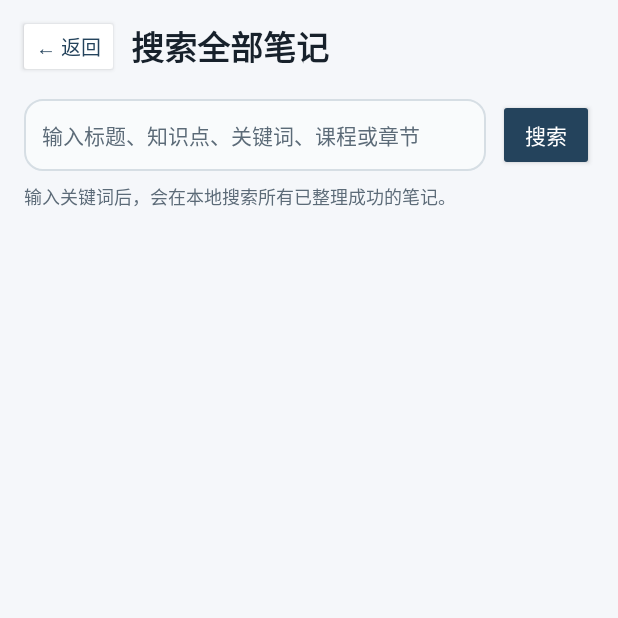
After one commit to yukailong147/NoteMind, an Android app: the NoteSearchActivity screen opened directly, with no data from a screen before it, on a phone screen of 412 x 824 dp, the top half of it. The commit adds this screen. Run offline under Robolectric (Android 15) with nearby library versions, the phone set to English and light mode, and no system bars.

Commit message:
feat: add global note search and related counts

```diff
--- a/app/build.gradle.kts
+++ b/app/build.gradle.kts
@@ -27,8 +27,8 @@ android {
         applicationId = "com.team.classroomnotes"
         minSdk = 24
         targetSdk = 37
-        versionCode = 8
-        versionName = "0.8.0"
+        versionCode = 9
+        versionName = "0.9.0"
 
         buildConfigField(
             "String",
@@ -68,4 +68,5 @@ dependencies {
     implementation("androidx.activity:activity-ktx:1.13.0")
     implementation("androidx.customview:customview:1.1.0")
     implementation("androidx.drawerlayout:drawerlayout:1.1.1")
+    testImplementation("junit:junit:4.13.2")
 }
--- a/app/src/main/AndroidManifest.xml
+++ b/app/src/main/AndroidManifest.xml
@@ -29,6 +29,11 @@
             android:exported="false" />
 
         <activity
+            android:name=".NoteSearchActivity"
+            android:exported="false"
+            android:windowSoftInputMode="adjustResize" />
+
+        <activity
             android:name=".MainActivity"
             android:exported="true"
             android:windowSoftInputMode="adjustResize">
--- a/app/src/main/java/com/team/classroomnotes/MainActivity.kt
+++ b/app/src/main/java/com/team/classroomnotes/MainActivity.kt
@@ -2,6 +2,7 @@ package com.team.classroomnotes
 
 import android.app.Activity
 import android.content.ActivityNotFoundException
+import android.content.Intent
 import android.graphics.Bitmap
 import android.graphics.Canvas
 import android.graphics.Color
@@ -41,6 +42,7 @@ class MainActivity : AppCompatActivity() {
     private lateinit var sampleButton: Button
     private lateinit var statusText: TextView
     private lateinit var noteCountText: TextView
+    private lateinit var searchNotesButton: Button
     private lateinit var emptyStateText: TextView
     private lateinit var notesContainer: LinearLayout
     private lateinit var undoBar: LinearLayout
@@ -87,6 +89,7 @@ class MainActivity : AppCompatActivity() {
         sampleButton = findViewById(R.id.sampleButton)
         statusText = findViewById(R.id.statusText)
         noteCountText = findViewById(R.id.noteCountText)
+        searchNotesButton = findViewById(R.id.searchNotesButton)
         emptyStateText = findViewById(R.id.emptyStateText)
         notesContainer = findViewById(R.id.notesContainer)
         undoBar = findViewById(R.id.undoBar)
@@ -101,6 +104,9 @@ class MainActivity : AppCompatActivity() {
             )
         }
         sampleButton.setOnClickListener { createSampleCapture() }
+        searchNotesButton.setOnClickListener {
+            startActivity(Intent(this, NoteSearchActivity::class.java))
+        }
         undoButton.setOnClickListener { undoDelete() }
 
         renderNotes()
--- /dev/null
+++ b/app/src/main/java/com/team/classroomnotes/NoteSearchActivity.kt
@@ -0,0 +1,99 @@
+package com.team.classroomnotes
+
+import android.os.Bundle
+import android.view.LayoutInflater
+import android.view.View
+import android.view.inputmethod.EditorInfo
+import android.widget.Button
+import android.widget.EditText
+import android.widget.LinearLayout
+import android.widget.TextView
+import androidx.appcompat.app.AppCompatActivity
+import com.team.classroomnotes.data.NoteSearchEngine
+import com.team.classroomnotes.data.NoteStore
+import com.team.classroomnotes.data.SearchField
+import com.team.classroomnotes.ui.bindStatus
+import java.text.SimpleDateFormat
+import java.util.Date
+import java.util.Locale
+
+class NoteSearchActivity : AppCompatActivity() {
+    private lateinit var store: NoteStore
+    private lateinit var input: EditText
+    private lateinit var statusText: TextView
+    private lateinit var resultsContainer: LinearLayout
+
+    override fun onCreate(savedInstanceState: Bundle?) {
+        super.onCreate(savedInstanceState)
+        setContentView(R.layout.activity_note_search)
+
+        store = NoteStore(this)
+        input = findViewById(R.id.searchInput)
+        statusText = findViewById(R.id.searchStatusText)
+        resultsContainer = findViewById(R.id.searchResultsContainer)
+
+        findViewById<Button>(R.id.searchBackButton).setOnClickListener { finish() }
+        findViewById<Button>(R.id.searchButton).setOnClickListener { performSearch() }
+        input.setOnEditorActionListener { _, actionId, _ ->
+            if (actionId == EditorInfo.IME_ACTION_SEARCH) {
+                performSearch()
+                true
+            } else {
+                false
+            }
+        }
+    }
+
+    private fun performSearch() {
+        val query = input.text.toString().trim()
+        resultsContainer.removeAllViews()
+
+        if (query.isEmpty()) {
+            statusText.text = getString(R.string.search_start_hint)
+            return
+        }
+
+        val matches = NoteSearchEngine.search(query, store.loadAll())
+        if (matches.isEmpty()) {
+            statusText.text = getString(R.string.search_no_results)
+            return
+        }
+
+        statusText.text = getString(R.string.search_count, matches.size)
+        val inflater = LayoutInflater.from(this)
+        matches.forEach { match ->
+            val view = inflater.inflate(R.layout.item_note, resultsContainer, false)
+            view.findViewById<TextView>(R.id.noteCourseText).text = match.note.courseName
+            view.findViewById<TextView>(R.id.noteTitleText).text = match.note.title
+            view.findViewById<TextView>(R.id.noteMetaText).text = getString(
+                R.string.search_match_fields,
+                match.matchedFields.joinToString("、", transform = ::fieldLabel)
+            )
+            view.findViewById<TextView>(R.id.noteDateText).text =
+                SimpleDateFormat("MM 月 dd 日", Locale.CHINA)
+                    .format(Date(match.note.createdAt))
+            view.findViewById<TextView>(R.id.statusBadgeText).apply {
+                visibility = View.VISIBLE
+                bindStatus(match.note.status, match.note.isMock)
+            }
+            view.setOnClickListener {
+                startActivity(NoteDetailActivity.createIntent(this, match.note.id))
+            }
+            resultsContainer.addView(view)
+        }
+    }
+
+    private fun fieldLabel(field: SearchField): String {
+        val stringId = when (field) {
+            SearchField.TITLE -> R.string.field_title
+            SearchField.KEYWORDS -> R.string.field_keywords
+            SearchField.KEY_POINTS -> R.string.field_key_points
+            SearchField.QUESTIONS -> R.string.field_questions
+            SearchField.CHAPTER -> R.string.field_chapter
+            SearchField.COURSE -> R.string.field_course
+            SearchField.BOOK -> R.string.field_book
+            SearchField.SUMMARY -> R.string.field_summary
+        }
+        return getString(stringId)
+    }
+}
--- /dev/null
+++ b/app/src/main/res/layout/activity_note_search.xml
@@ -0,0 +1,109 @@
+<?xml version="1.0" encoding="utf-8"?>
+<LinearLayout xmlns:android="http://schemas.android.com/apk/res/android"
+    android:layout_width="match_parent"
+    android:layout_height="match_parent"
+    android:background="@color/screen_bg"
+    android:fitsSystemWindows="true"
+    android:orientation="vertical">
+
+    <LinearLayout
+        android:layout_width="match_parent"
+        android:layout_height="wrap_content"
+        android:gravity="center_vertical"
+        android:orientation="horizontal"
+        android:paddingStart="12dp"
+        android:paddingTop="10dp"
+        android:paddingEnd="16dp"
+        android:paddingBottom="6dp">
+
+        <Button
+            android:id="@+id/searchBackButton"
+            android:layout_width="wrap_content"
+            android:layout_height="42dp"
+            android:backgroundTint="@color/surface"
+            android:minWidth="56dp"
+            android:text="@string/back"
+            android:textAllCaps="false"
+            android:textColor="@color/navy"
+            android:textSize="13sp" />
+
+        <TextView
+            android:layout_width="0dp"
+            android:layout_height="wrap_content"
+            android:layout_marginStart="8dp"
+            android:layout_weight="1"
+            android:text="@string/search_page_title"
+            android:textColor="@color/text_primary"
+            android:textSize="22sp"
+            android:textStyle="bold" />
+    </LinearLayout>
+
+    <LinearLayout
+        android:layout_width="match_parent"
+        android:layout_height="wrap_content"
+        android:layout_marginStart="16dp"
+        android:layout_marginTop="8dp"
+        android:layout_marginEnd="16dp"
+        android:gravity="center_vertical"
+        android:orientation="horizontal">
+
+        <EditText
+            android:id="@+id/searchInput"
+            android:layout_width="0dp"
+            android:layout_height="48dp"
+            android:layout_weight="1"
+            android:background="@drawable/bg_input"
+            android:hint="@string/search_placeholder"
+            android:imeOptions="actionSearch"
+            android:inputType="text"
+            android:paddingStart="12dp"
+            android:paddingEnd="12dp"
+            android:singleLine="true"
+            android:textColor="@color/text_primary"
+            android:textColorHint="@color/text_muted"
+            android:textSize="14sp" />
+
+        <Button
+            android:id="@+id/searchButton"
+            android:layout_width="wrap_content"
+            android:layout_height="48dp"
+            android:layout_marginStart="8dp"
+            android:backgroundTint="@color/navy"
+            android:minWidth="64dp"
+            android:text="@string/search_action"
+            android:textAllCaps="false"
+            android:textColor="@color/white"
+            android:textSize="14sp" />
+    </LinearLayout>
+
+    <TextView
+        android:id="@+id/searchStatusText"
+        android:layout_width="match_parent"
+        android:layout_height="wrap_content"
+        android:paddingStart="16dp"
+        android:paddingTop="8dp"
+        android:paddingEnd="16dp"
+        android:paddingBottom="4dp"
+        android:text="@string/search_start_hint"
+        android:textColor="@color/text_muted"
+        android:textSize="12sp" />
+
+    <ScrollView
+        android:layout_width="match_parent"
+        android:layout_height="0dp"
+        android:layout_weight="1"
+        android:clipToPadding="false"
+        android:fillViewport="true"
+        android:paddingStart="16dp"
+        android:paddingTop="8dp"
+        android:paddingEnd="16dp"
+        android:paddingBottom="20dp">
+
+        <LinearLayout
+            android:id="@+id/searchResultsContainer"
+            android:layout_width="match_parent"
+            android:layout_height="wrap_content"
+            android:orientation="vertical" />
+    </ScrollView>
+
+</LinearLayout>
--- a/app/src/main/res/values/strings.xml
+++ b/app/src/main/res/values/strings.xml
@@ -87,12 +87,29 @@
     <string name="book_binding_info">%1$s · %2$s%3$s</string>
     <string name="page_suffix"> · 第 %1$s 页</string>
     <string name="find_related_notes">查找相关旧笔记</string>
+    <string name="find_related_notes_with_count">查找相关旧笔记 · %1$d</string>
     <string name="related_notes_title">相关旧笔记</string>
     <string name="related_notes_subtitle">根据关键词、课程和教材章节在本地查找</string>
     <string name="related_notes_context">当前：%1$s · 找到 %2$d 条</string>
     <string name="related_match_keywords">匹配：%1$s</string>
     <string name="related_match_chapter">同一教材章节</string>
     <string name="no_related_notes">没有找到相关旧笔记。可以先为笔记绑定教材章节，或继续生成同一主题的笔记。</string>
+    <string name="search_notes">搜索笔记</string>
+    <string name="search_page_title">搜索全部笔记</string>
+    <string name="search_placeholder">输入标题、知识点、关键词、课程或章节</string>
+    <string name="search_action">搜索</string>
+    <string name="search_start_hint">输入关键词后，会在本地搜索所有已整理成功的笔记。</string>
+    <string name="search_count">找到 %1$d 条笔记</string>
+    <string name="search_no_results">没有找到匹配的笔记，请尝试更短的关键词。</string>
+    <string name="search_match_fields">匹配：%1$s</string>
+    <string name="field_title">标题</string>
+    <string name="field_keywords">关键词</string>
+    <string name="field_key_points">知识点</string>
+    <string name="field_questions">问题</string>
+    <string name="field_chapter">章节</string>
+    <string name="field_course">课程</string>
+    <string name="field_book">教材</string>
+    <string name="field_summary">摘要</string>
     <string name="draft_title">待整理课堂记录</string>
     <string name="ai_success">板书整理完成</string>
     <string name="ai_failed">整理失败，原图和草稿已经保留</string>
```
Also changed, not shown: app/src/main/java/com/team/classroomnotes/NoteDetailActivity.kt (+9 -0 lines), app/src/main/java/com/team/classroomnotes/data/NoteSearchEngine.kt (added, +72 -0 lines), app/src/main/res/layout/activity_main.xml (+11 -0 lines), 3 other files.
